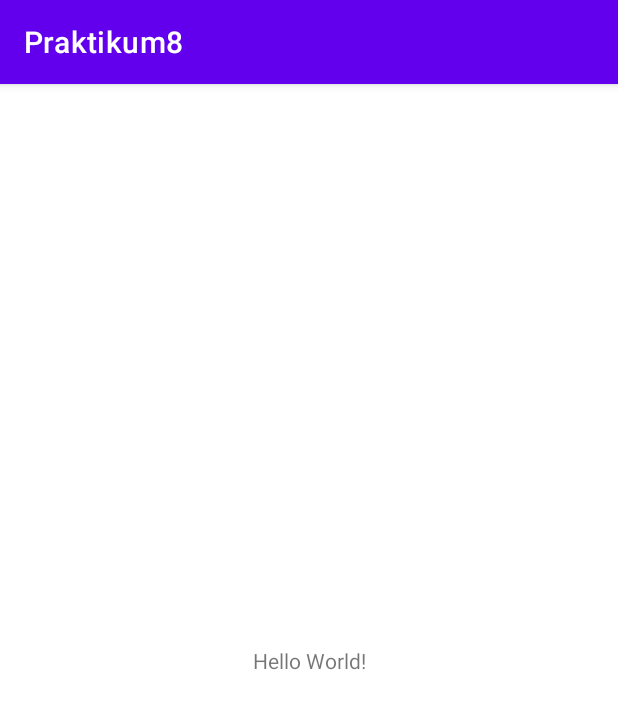
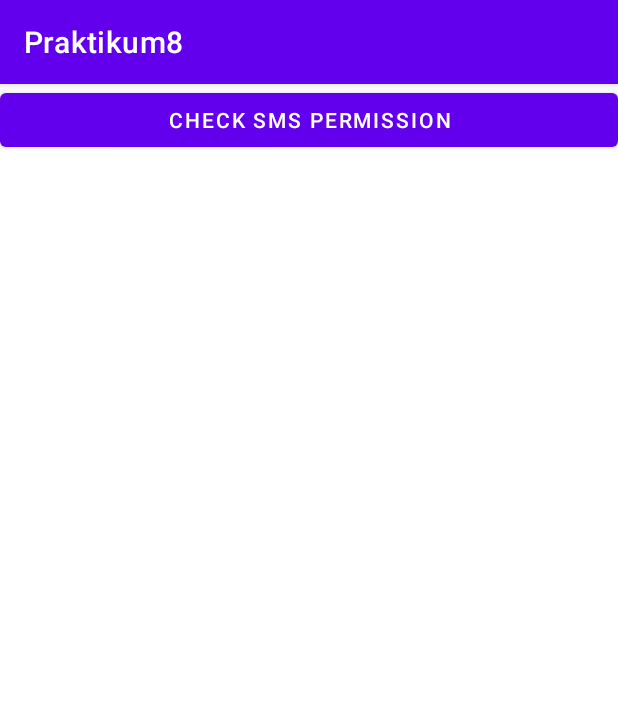
Before and after one commit to puspawahyuningtias/-IF06SC1-18102137-PUSPA-WAHYUNINGTIAS-, an Android app: the screen it shows after launch (MainActivity), on a phone screen of 412 x 824 dp. Shown: the top 709 px of the screen. Run offline under Robolectric (Android 15) with nearby library versions, the phone set to English and light mode, and no system bars.

Commit message:
praktikum 8

```diff
--- a/Praktikum8/app/build.gradle
+++ b/Praktikum8/app/build.gradle
@@ -1,6 +1,7 @@
 plugins {
     id 'com.android.application'
     id 'kotlin-android'
+    id 'kotlin-android-extensions'
 }
 
 android {
--- a/Praktikum8/app/src/main/java/com/puspawahyuningtias_18102137/praktikum8/MainActivity.kt
+++ b/Praktikum8/app/src/main/java/com/puspawahyuningtias_18102137/praktikum8/MainActivity.kt
@@ -1,11 +1,35 @@
 package com.puspawahyuningtias_18102137.praktikum8
 
+import android.Manifest
+import android.content.pm.PackageManager
 import androidx.appcompat.app.AppCompatActivity
 import android.os.Bundle
+import android.widget.Toast
+import androidx.core.app.ActivityCompat
+import kotlinx.android.synthetic.main.activity_main.*
 
 class MainActivity : AppCompatActivity() {
+    companion object {
+        private const val SMS_REQUEST_CODE = 101
+    }
     override fun onCreate(savedInstanceState: Bundle?) {
         super.onCreate(savedInstanceState)
         setContentView(R.layout.activity_main)
+        btn_permission.setOnClickListener{
+            if (ActivityCompat.checkSelfPermission(this, Manifest.permission.RECEIVE_SMS) !=
+                    PackageManager.PERMISSION_GRANTED) {
+                ActivityCompat.requestPermissions(this, arrayOf(Manifest.permission.RECEIVE_SMS),
+                        SMS_REQUEST_CODE)
+            }
+        }
+    }
+    override fun onRequestPermissionsResult(requestCode: Int, permissions: Array<String>, grantResults:
+    IntArray) {
+        if (requestCode == SMS_REQUEST_CODE) {
+            when {
+                grantResults[0] == PackageManager.PERMISSION_GRANTED -> Toast.makeText(this, "Sms receiver permission diterima", Toast.LENGTH_SHORT).show()
+                else -> Toast.makeText(this, "Sms receiver permission ditolak", Toast.LENGTH_SHORT).show()
+            }
+        }
     }
 }
--- a/Praktikum8/app/src/main/res/layout/activity_main.xml
+++ b/Praktikum8/app/src/main/res/layout/activity_main.xml
@@ -6,13 +6,14 @@
     android:layout_height="match_parent"
     tools:context=".MainActivity">
 
-    <TextView
-        android:layout_width="wrap_content"
+    <Button
+        android:id="@+id/btn_permission"
+        android:layout_width="match_parent"
         android:layout_height="wrap_content"
-        android:text="Hello World!"
-        app:layout_constraintBottom_toBottomOf="parent"
-        app:layout_constraintLeft_toLeftOf="parent"
-        app:layout_constraintRight_toRightOf="parent"
+        android:text="@string/check_sms_permission"
+        app:layout_constraintEnd_toEndOf="parent"
+        app:layout_constraintHorizontal_bias="0.0"
+        app:layout_constraintStart_toStartOf="parent"
         app:layout_constraintTop_toTopOf="parent" />
 
 </androidx.constraintlayout.widget.ConstraintLayout>
--- a/Praktikum8/app/src/main/res/values-night/themes.xml
+++ b/Praktikum8/app/src/main/res/values-night/themes.xml
@@ -13,4 +13,5 @@
         <item name="android:statusBarColor" tools:targetApi="l">?attr/colorPrimaryVariant</item>
         <!-- Customize your theme here. -->
     </style>
+    <style name="SmsReceiverTheme" parent="Theme.AppCompat.Light.Dialog"/>
 </resources>
--- a/Praktikum8/app/src/main/res/values/strings.xml
+++ b/Praktikum8/app/src/main/res/values/strings.xml
@@ -1,3 +1,8 @@
 <resources>
     <string name="app_name">Praktikum8</string>
+    <string name="check_sms_permission">Check Sms Permission</string>
+    <string name="coming_from">Coming From</string>
+    <string name="this_play">This Play</string>
+    <string name="close">Close</string>
+    <string name="incoming_message">Incoming Message</string>
 </resources>
--- a/Praktikum8/app/src/main/res/values/themes.xml
+++ b/Praktikum8/app/src/main/res/values/themes.xml
@@ -13,4 +13,5 @@
         <item name="android:statusBarColor" tools:targetApi="l">?attr/colorPrimaryVariant</item>
         <!-- Customize your theme here. -->
     </style>
+    <style name="SmsReceiverTheme" parent="Theme.AppCompat.Light.Dialog"/>
 </resources>
```
Also changed, not shown: Praktikum8/app/src/main/AndroidManifest.xml (+16 -0 lines), Praktikum8/app/src/main/java/com/puspawahyuningtias_18102137/praktikum8/SmsReceiver.kt (added, +43 -0 lines), Praktikum8/app/src/main/java/com/puspawahyuningtias_18102137/praktikum8/SmsReceiverActivity.kt (added, +24 -0 lines), Praktikum8/app/src/main/res/layout/activity_sms_receiver.xml (added, +29 -0 lines).
